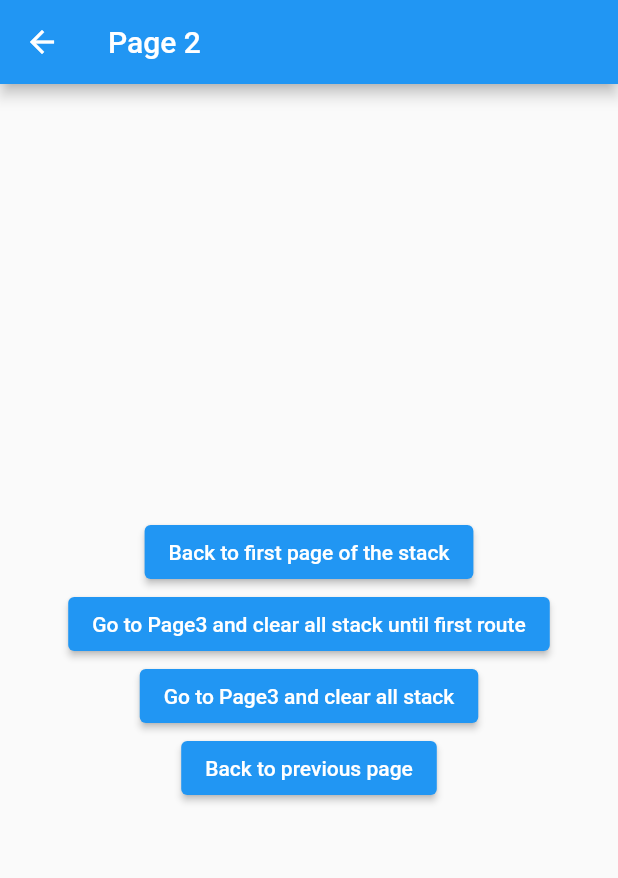
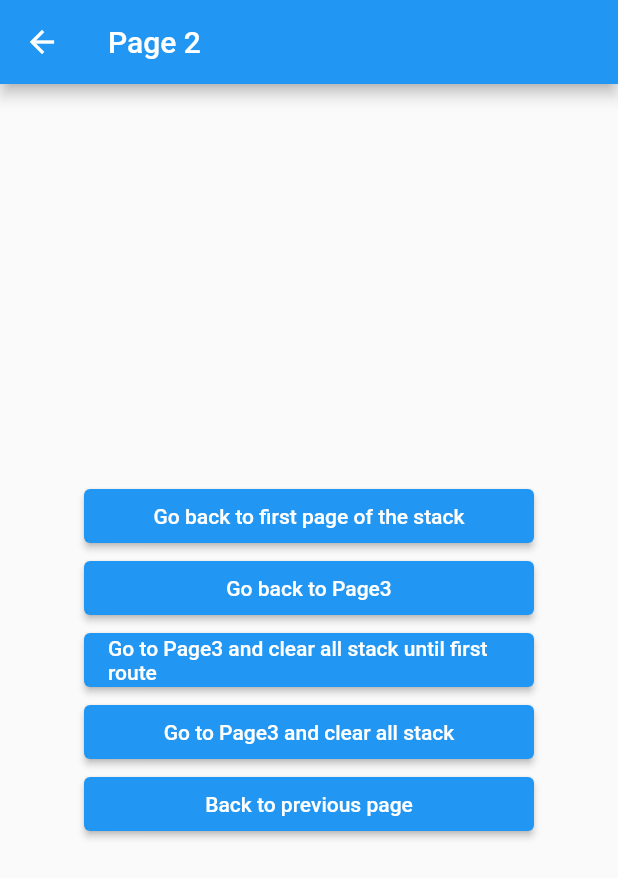
Before and after one commit to arthurgiani/flutter-training, a Flutter app: the NavigationTestFirstPage screen opened directly, after a tap on "Go to Page2", on a phone screen of 412 x 824 dp. Shown: the top 878 px of the screen. Run offline on Flutter 3.47's test engine with Material 2 defaults, Android fonts, the phone set to English and light mode, and no system bars.

Commit message:
layout refactoring + add buildcontext draw io

```diff
--- a/class_widgets/lib/pages/navigation/navigation_test_first_page.dart
+++ b/class_widgets/lib/pages/navigation/navigation_test_first_page.dart
@@ -12,8 +12,11 @@ class NavigationTestFirstPage extends StatelessWidget {
         title: const Text('Page 1'),
       ),
       body: Center(
+        child: Padding(
+          padding: const EdgeInsets.symmetric(horizontal: 56),
           child: Column(
             mainAxisAlignment: MainAxisAlignment.center,
+            crossAxisAlignment: CrossAxisAlignment.stretch,
             children: [
               ElevatedButton(
                 child: const Text('Go to Page2'),
@@ -34,6 +37,7 @@ class NavigationTestFirstPage extends StatelessWidget {
             ],
           ),
         ),
+      ),
     );
   }
 }
--- a/class_widgets/lib/pages/navigation/navigation_test_second_page.dart
+++ b/class_widgets/lib/pages/navigation/navigation_test_second_page.dart
@@ -11,21 +11,31 @@ class NavigationTestSecondPage extends StatelessWidget {
         title: const Text('Page 2'),
       ),
       body: Center(
+        child: Padding(
+          padding: const EdgeInsets.symmetric(horizontal: 56),
           child: Column(
             mainAxisAlignment: MainAxisAlignment.center,
+            crossAxisAlignment: CrossAxisAlignment.stretch,
             children: [
               ElevatedButton(
-              child: const Text(
-                'Back to first page of the stack',
-              ),
+                child: const Text('Go back to first page of the stack'),
                 onPressed: () {
                   Navigator.of(context).popUntil((route) => route.isFirst);
                 },
               ),
               ElevatedButton(
+                child: const Text('Go back to Page3'),
+                onPressed: () {
+                  Navigator.of(context).push(
+                    MaterialPageRoute(
+                      builder: (context) => const NavigationTestThirdPage(),
+                    ),
+                  );
+                },
+              ),
+              ElevatedButton(
                 child: const Text(
-                'Go to Page3 and clear all stack until first route',
-              ),
+                    'Go to Page3 and clear all stack until first route'),
                 onPressed: () {
                   Navigator.of(context).pushAndRemoveUntil(
                     MaterialPageRoute(
@@ -36,9 +46,7 @@ class NavigationTestSecondPage extends StatelessWidget {
                 },
               ),
               ElevatedButton(
-              child: const Text(
-                'Go to Page3 and clear all stack',
-              ),
+                child: const Text('Go to Page3 and clear all stack'),
                 onPressed: () {
                   Navigator.of(context).pushAndRemoveUntil(
                     MaterialPageRoute(
@@ -49,9 +57,7 @@ class NavigationTestSecondPage extends StatelessWidget {
                 },
               ),
               ElevatedButton(
-              child: const Text(
-                'Back to previous page',
-              ),
+                child: const Text('Back to previous page'),
                 onPressed: () {
                   Navigator.of(context).pop();
                 },
@@ -59,6 +65,7 @@ class NavigationTestSecondPage extends StatelessWidget {
             ],
           ),
         ),
+      ),
     );
   }
 }
--- a/class_widgets/lib/pages/navigation/navigation_test_third_page.dart
+++ b/class_widgets/lib/pages/navigation/navigation_test_third_page.dart
@@ -11,8 +11,11 @@ class NavigationTestThirdPage extends StatelessWidget {
         title: const Text('Page 3'),
       ),
       body: Center(
+        child: Padding(
+          padding: const EdgeInsets.symmetric(horizontal: 56),
           child: Column(
             mainAxisAlignment: MainAxisAlignment.center,
+            crossAxisAlignment: CrossAxisAlignment.stretch,
             children: [
               ElevatedButton(
                 child: const Text('Go to Page2'),
@@ -33,6 +36,7 @@ class NavigationTestThirdPage extends StatelessWidget {
             ],
           ),
         ),
+      ),
     );
   }
 }
--- a/class_widgets/lib/pages/widgets/inherited_widget_page.dart
+++ b/class_widgets/lib/pages/widgets/inherited_widget_page.dart
@@ -8,6 +8,9 @@ class InheritedWidgetPage extends StatefulWidget {
 }
 
 class _InheritedWidgetPageState extends State<InheritedWidgetPage> {
+  //if you don't use a InheritedWidget mechanism, you'll have to pass
+  //the text variable throughout each constructor until it gets to the last
+  //container
   final text = 'test';
   @override
   Widget build(BuildContext context) {
@@ -75,12 +78,15 @@ class Container3 extends StatelessWidget {
       width: 100,
       color: Colors.white,
       child: Center(
+        //child: Text(InheritedText.of(context).text)
         child: Text(text),
       ),
     );
   }
 }
 
+//wrap [MaterialApp] in main.dart inside a [InheritedText] and you can retrieve 'text'
+//value in any component using InheritedText.of(context).text
 class InheritedText extends InheritedWidget {
   const InheritedText({
     Key? key,
```
Also changed, not shown: class_widgets/lib/pages/widgets/layout_examples/bigmac/bigmac_page.dart (+6 -2 lines), 1 other file. Lines whose indentation alone changed are shown as unchanged.
